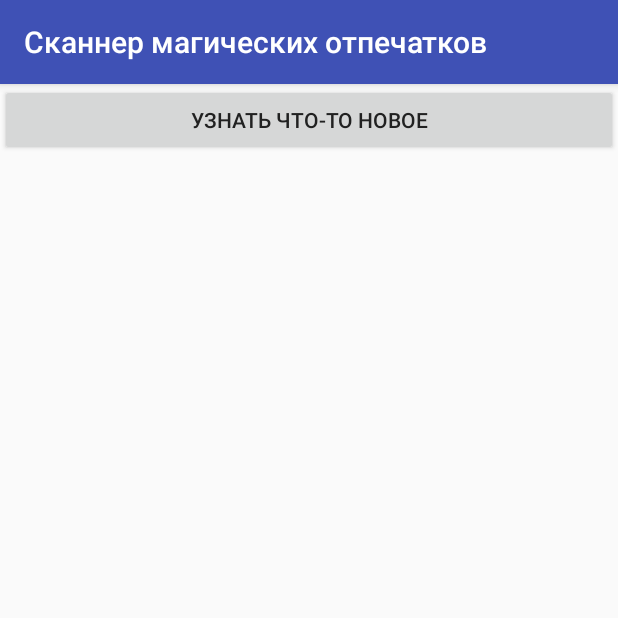
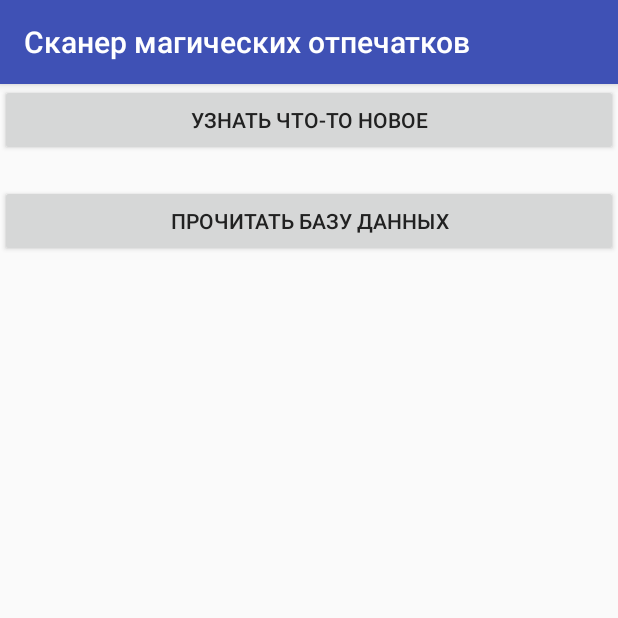
Before and after one commit to dragon313/guardianQR, an Android app: the screen it shows after launch (MainActivity), on a phone screen of 412 x 824 dp, the top half of it. Run offline under Robolectric (Android 15) with nearby library versions, the phone set to English and light mode, and no system bars.

```diff
--- a/app/src/main/java/com/vdovenkov/alexander/guardianqr/BaseScannerActivity.java
+++ b/app/src/main/java/com/vdovenkov/alexander/guardianqr/BaseScannerActivity.java
@@ -7,7 +7,7 @@ import android.view.MenuItem;
 
 public class BaseScannerActivity extends AppCompatActivity {
     public void setupToolbar() {
-        Toolbar toolbar = (Toolbar) findViewById(R.id.toolbar);
+        Toolbar toolbar = findViewById(R.id.toolbar);
         setSupportActionBar(toolbar);
         final ActionBar ab = getSupportActionBar();
         if(ab != null) {
--- a/app/src/main/java/com/vdovenkov/alexander/guardianqr/MainActivity.java
+++ b/app/src/main/java/com/vdovenkov/alexander/guardianqr/MainActivity.java
@@ -9,21 +9,30 @@ import android.support.v4.content.ContextCompat;
 import android.support.v7.app.AppCompatActivity;
 import android.support.v7.widget.Toolbar;
 import android.view.View;
+import android.widget.Button;
 import android.widget.Toast;
 
 public class MainActivity extends AppCompatActivity {
     private static final int ZXING_CAMERA_PERMISSION = 1;
     private Class<?> mClss;
+    Button readDbButton;
 
     @Override
     public void onCreate(Bundle state) {
         super.onCreate(state);
         setContentView(R.layout.activity_main);
         setupToolbar();
+        readDbButton = findViewById(R.id.read_db_button);
+        readDbButton.setOnClickListener(new View.OnClickListener() {
+            @Override
+            public void onClick(View v) {
+
+            }
+        });
     }
 
     public void setupToolbar() {
-        Toolbar toolbar = (Toolbar) findViewById(R.id.toolbar);
+        Toolbar toolbar = findViewById(R.id.toolbar);
         setSupportActionBar(toolbar);
     }
 
@@ -78,9 +87,8 @@ public class MainActivity extends AppCompatActivity {
                         startActivity(intent);
                     }
                 } else {
-                    Toast.makeText(this, "Please grant camera permission to use the QR Scanner", Toast.LENGTH_SHORT).show();
+                    Toast.makeText(this, "Искренне просим выдать доступ к магическому оку. Без него никак, хозяин...", Toast.LENGTH_SHORT).show();
                 }
-                return;
         }
     }
 }
--- a/app/src/main/java/com/vdovenkov/alexander/guardianqr/SimpleScannerActivity.java
+++ b/app/src/main/java/com/vdovenkov/alexander/guardianqr/SimpleScannerActivity.java
@@ -18,7 +18,7 @@ public class SimpleScannerActivity extends BaseScannerActivity implements ZXingS
         setContentView(R.layout.activity_simple_scanner);
         setupToolbar();
 
-        ViewGroup contentFrame = (ViewGroup) findViewById(R.id.content_frame);
+        ViewGroup contentFrame = findViewById(R.id.content_frame);
         mScannerView = new ZXingScannerView(this);
         contentFrame.addView(mScannerView);
     }
--- a/app/src/main/res/layout/activity_main.xml
+++ b/app/src/main/res/layout/activity_main.xml
@@ -1,38 +1,49 @@
 <?xml version="1.0" encoding="utf-8"?>
 
-<LinearLayout
-    xmlns:android="http://schemas.android.com/apk/res/android"
+<LinearLayout xmlns:android="http://schemas.android.com/apk/res/android"
     xmlns:app="http://schemas.android.com/apk/res-auto"
-    android:orientation="vertical"
     android:layout_width="fill_parent"
-    android:layout_height="fill_parent">
+    android:layout_height="fill_parent"
+    android:orientation="vertical">
+
     <android.support.design.widget.AppBarLayout
+        android:layout_width="match_parent"
+        android:layout_height="wrap_content"
         app:popupTheme="@style/ThemeOverlay.AppCompat.Light"
-        app:theme="@style/ThemeOverlay.AppCompat.Dark.ActionBar"
-        android:layout_width="match_parent"
-        android:layout_height="wrap_content">
+        app:theme="@style/ThemeOverlay.AppCompat.Dark.ActionBar">
+
         <android.support.v7.widget.Toolbar
             android:id="@+id/toolbar"
             android:layout_width="match_parent"
-            android:layout_height="wrap_content"/>
+            android:layout_height="wrap_content" />
     </android.support.design.widget.AppBarLayout>
 
     <ScrollView
         android:layout_width="match_parent"
         android:layout_height="match_parent">
+
         <LinearLayout
-                  android:orientation="vertical"
             android:layout_width="match_parent"
             android:layout_height="match_parent"
-                  android:gravity="center">
-            <Button android:layout_height="wrap_content"
+            android:gravity="center"
+            android:orientation="vertical">
+
+            <Button
                 android:layout_width="match_parent"
-                    android:text="@string/investigate"
-                    android:onClick="launchSimpleActivity" />
-            <!--<Button android:layout_height="wrap_content"-->
-                    <!--android:layout_width="match_parent"-->
-                    <!--android:text="@string/simple_fragment_sample"-->
-                    <!--android:onClick="launchSimpleFragmentActivity" />-->
+                android:layout_height="wrap_content"
+                android:onClick="launchSimpleActivity"
+                android:text="@string/investigate" />
+
+            <TextView
+                android:id="@+id/textView"
+                android:layout_width="match_parent"
+                android:layout_height="wrap_content" />
+
+            <Button
+                android:id="@+id/read_db_button"
+                android:layout_width="match_parent"
+                android:layout_height="wrap_content"
+                android:text="Прочитать Базу данных" />
             <!--<Button android:layout_height="wrap_content"-->
             <!--android:layout_width="match_parent"-->
             <!--android:text="@string/activity_sample"-->
--- a/app/src/main/res/values/strings.xml
+++ b/app/src/main/res/values/strings.xml
@@ -1,5 +1,5 @@
 <resources>
-    <string name="app_name">Сканнер магических отпечатков</string>
+    <string name="app_name">Сканер магических отпечатков</string>
     <string name="investigate">Узнать что-то новое</string>
     <string name="scanner_activity">ZXing Scanner - Full Activity</string>
     <string name="scanner_fragment_activity">ZXing Scanner - Full Fragment Activity</string>
```
Also changed, not shown: app/src/main/java/com/vdovenkov/alexander/guardianqr/db/DataBaseHelper.java (added, +107 -0 lines), app/src/main/assets/guardDB.db (added). Lines whose indentation alone changed are shown as unchanged.
